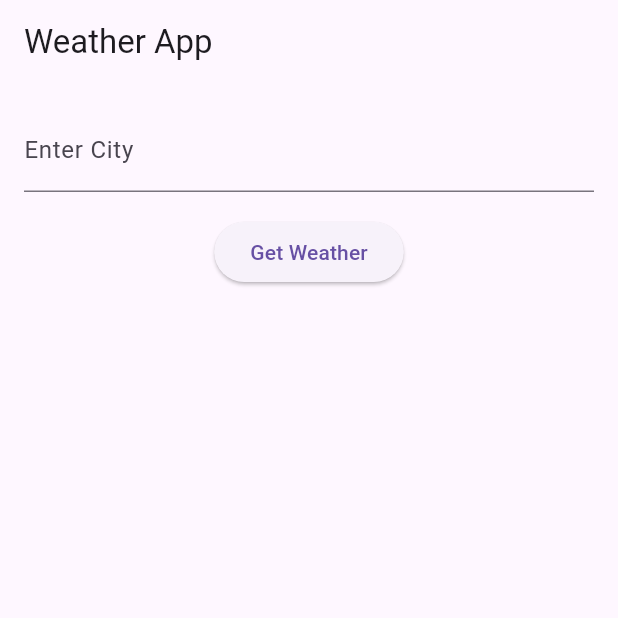
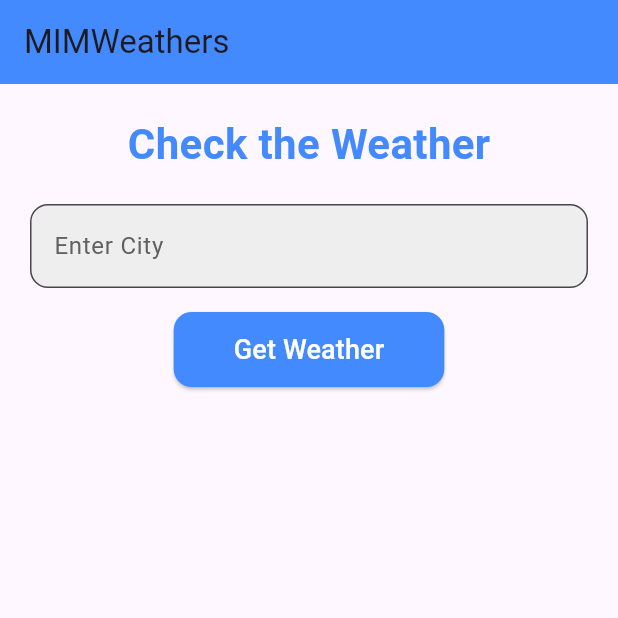
Before and after one commit to Masila-Isaac/MimWeathers, a Flutter app: the screen it shows after launch, on a phone screen of 412 x 824 dp, the top half of it. Run offline on Flutter 3.47's test engine with Material 3 defaults, Android fonts, the phone set to English and light mode, and no system bars.

Commit message:
user interface

```diff
--- a/lib/main.dart
+++ b/lib/main.dart
@@ -19,7 +19,7 @@ class MyApp extends StatelessWidget {
   @override
   Widget build(BuildContext context) {
     return MaterialApp(
-      title: 'Weather App',
+      title: 'MIMWeathers',
       theme: ThemeData(primarySwatch: Colors.blue),
       debugShowCheckedModeBanner: false,
       home: WeatherScreen(),
--- a/lib/weather_screen.dart
+++ b/lib/weather_screen.dart
@@ -3,8 +3,19 @@ import 'package:flutter/material.dart';
 import 'package:provider/provider.dart';
 import 'weather_provider.dart';
 
-class WeatherScreen extends StatelessWidget {
+class WeatherScreen extends StatefulWidget {
+  @override
+  _WeatherScreenState createState() => _WeatherScreenState();
+}
+
+class _WeatherScreenState extends State<WeatherScreen> {
   final TextEditingController _controller = TextEditingController();
+
+  @override
+  void dispose() {
+    _controller.dispose();
+    super.dispose();
+  }
 
   @override
   Widget build(BuildContext context) {
@@ -12,22 +23,61 @@ class WeatherScreen extends StatelessWidget {
 
     return Scaffold(
       appBar: AppBar(
-        title: Text('Weather App'),
+        title: Text('MIMWeathers'),
+        backgroundColor: Colors.blueAccent,
+        elevation: 0,
       ),
-      body: Padding(
-        padding: const EdgeInsets.all(16.0),
+      body: SingleChildScrollView(
+        // Wrap the body in SingleChildScrollView
+        padding: const EdgeInsets.all(20.0),
         child: Column(
+          crossAxisAlignment: CrossAxisAlignment.center,
           children: [
+            Text(
+              'Check the Weather',
+              style: TextStyle(
+                fontSize: 28,
+                fontWeight: FontWeight.bold,
+                color: Colors.blueAccent,
+              ),
+            ),
+            SizedBox(height: 20),
             TextField(
               controller: _controller,
-              decoration: InputDecoration(labelText: 'Enter City'),
+              decoration: InputDecoration(
+                labelText: 'Enter City',
+                labelStyle: TextStyle(color: Colors.grey[700]),
+                border: OutlineInputBorder(
+                  borderRadius: BorderRadius.circular(12),
+                ),
+                focusedBorder: OutlineInputBorder(
+                  borderSide: BorderSide(color: Colors.blueAccent),
+                  borderRadius: BorderRadius.circular(12),
+                ),
+                filled: true,
+                fillColor: Colors.grey[200],
+              ),
             ),
             SizedBox(height: 16),
             ElevatedButton(
               onPressed: () {
                 weatherProvider.fetchWeather(_controller.text);
               },
-              child: Text('Get Weather'),
+              style: ElevatedButton.styleFrom(
+                backgroundColor: Colors.blueAccent,
+                padding: EdgeInsets.symmetric(horizontal: 40, vertical: 12),
+                shape: RoundedRectangleBorder(
+                  borderRadius: BorderRadius.circular(12),
+                ),
+              ),
+              child: Text(
+                'Get Weather',
+                style: TextStyle(
+                  fontSize: 18,
+                  color: Colors.white,
+                  fontWeight: FontWeight.w500,
+                ),
+              ),
             ),
             SizedBox(height: 32),
             if (weatherProvider.isLoading)
@@ -48,19 +98,79 @@ class WeatherDetails extends StatelessWidget {
 
   @override
   Widget build(BuildContext context) {
+    return Card(
+      shape: RoundedRectangleBorder(borderRadius: BorderRadius.circular(15)),
+      elevation: 4,
+      margin: EdgeInsets.symmetric(vertical: 20, horizontal: 8),
+      child: Padding(
+        padding: const EdgeInsets.all(20.0),
+        child: Column(
+          children: [
+            Text(
+              weatherData['name'],
+              style: TextStyle(
+                fontSize: 26,
+                fontWeight: FontWeight.bold,
+                color: Colors.blueAccent,
+              ),
+            ),
+            SizedBox(height: 8),
+            Text(
+              '${weatherData['main']['temp']} °C',
+              style: TextStyle(
+                fontSize: 64,
+                fontWeight: FontWeight.bold,
+                color: Colors.black87,
+              ),
+            ),
+            SizedBox(height: 8),
+            Text(
+              weatherData['weather'][0]['description'],
+              style: TextStyle(
+                fontSize: 24,
+                fontStyle: FontStyle.italic,
+                color: Colors.grey[700],
+              ),
+            ),
+            SizedBox(height: 16),
+            Row(
+              mainAxisAlignment: MainAxisAlignment.spaceAround,
+              children: [
+                _weatherInfoItem(
+                  Icons.thermostat_outlined,
+                  'Feels Like',
+                  '${weatherData['main']['feels_like']} °C',
+                ),
+                _weatherInfoItem(
+                  Icons.opacity,
+                  'Humidity',
+                  '${weatherData['main']['humidity']}%',
+                ),
+                _weatherInfoItem(
+                  Icons.air,
+                  'Wind',
+                  '${weatherData['wind']['speed']} m/s',
+                ),
+              ],
+            ),
+          ],
+        ),
+      ),
+    );
+  }
+
+  Widget _weatherInfoItem(IconData icon, String label, String value) {
     return Column(
       children: [
+        Icon(icon, color: Colors.blueAccent, size: 28),
+        SizedBox(height: 4),
         Text(
-          '${weatherData['name']}',
-          style: TextStyle(fontSize: 24, fontWeight: FontWeight.bold),
+          label,
+          style: TextStyle(fontSize: 14, color: Colors.grey[700]),
         ),
         Text(
-          '${weatherData['main']['temp']} °C',
-          style: TextStyle(fontSize: 48),
-        ),
-        Text(
-          '${weatherData['weather'][0]['description']}',
-          style: TextStyle(fontSize: 24),
+          value,
+          style: TextStyle(fontSize: 16, fontWeight: FontWeight.bold),
         ),
       ],
     );
--- a/pubspec.yaml
+++ b/pubspec.yaml
@@ -37,6 +37,8 @@ dependencies:
   cupertino_icons: ^1.0.8
   http: ^0.13.5
   provider: ^6.0.5
+  google_fonts: ^2.3.1
+  weather_icons: ^2.0.0
 
 dev_dependencies:
   flutter_test:
```
Also changed, not shown: pubspec.lock, 1 other file.
